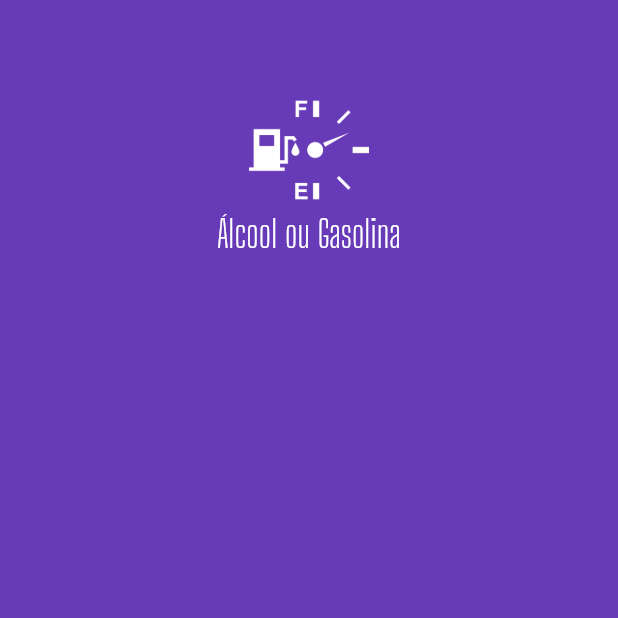
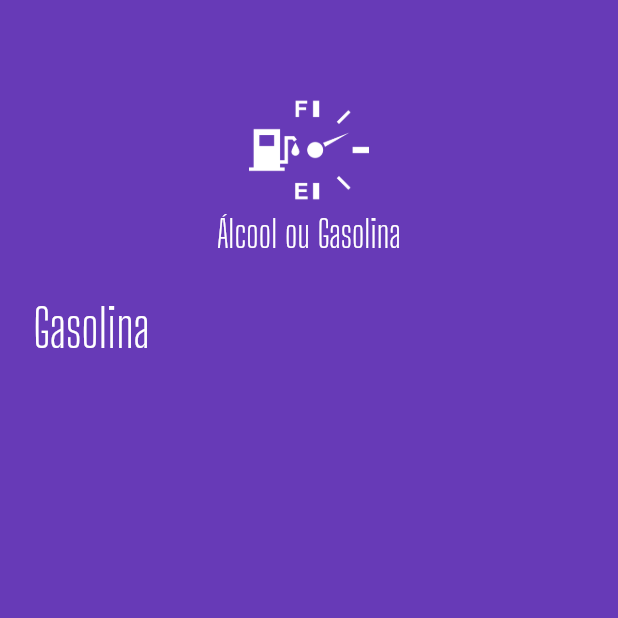
Before and after one commit to FelipeSolunexus/aog, a Flutter app: the screen it shows after launch, on a phone screen of 412 x 824 dp, the top half of it. Run offline on Flutter 3.47's test engine with Material 2 defaults, Android fonts, the phone set to English and light mode, and no system bars.

Commit message:
criando o campo input de valores do combustível

```diff
--- a/aog/lib/main.dart
+++ b/aog/lib/main.dart
@@ -32,6 +32,35 @@ class HomePage extends StatelessWidget {
       body: ListView(
         children: <Widget>[
           Logo(),
+          Row(
+            children: <Widget>[
+              Container(
+                width: 100,
+                alignment: Alignment.centerRight,
+                child: const Text(
+                  "Gasolina",
+                  style: TextStyle(
+                      color: Colors.white,
+                      fontSize: 35,
+                      fontFamily: "Big Shoulders Display"),
+                ),
+              ),
+              const SizedBox(
+                width: 20,
+              ),
+              Expanded(
+                child: TextFormField(
+                  keyboardType: TextInputType.number,
+                  style: const TextStyle(
+                    color: Colors.black,
+                    fontSize: 45,
+                    fontFamily: "Big Shoulders Display",
+                  ),
+                  decoration: const InputDecoration(border: InputBorder.none),
+                ),
+              )
+            ],
+          )
         ],
       ),
     );
```
